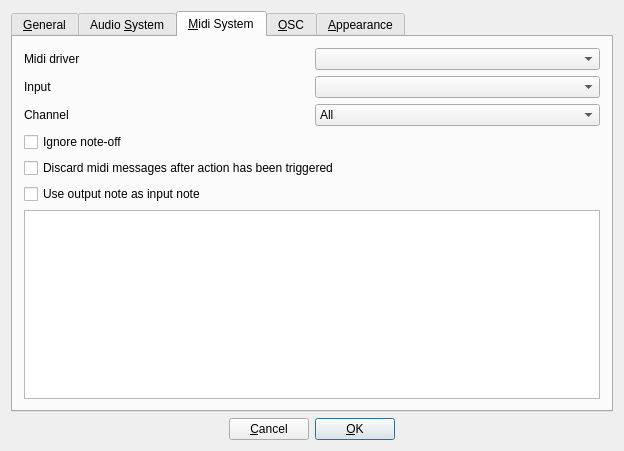
The window that src/gui/src/UI/PreferencesDialog_UI.ui (hydrogen-music/hydrogen) describes before a commit, drawn with Qt 5.
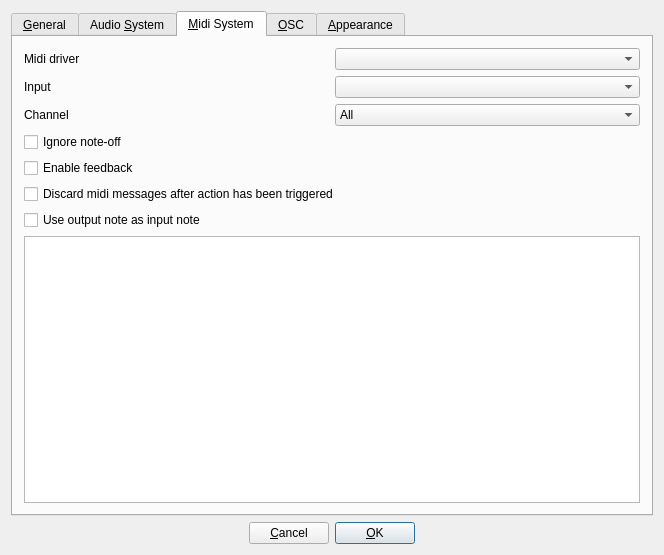
The same window after the commit. The open tabs and pages were chosen to show the change. Custom widgets are drawn as their Qt base class.

Commit message: Add possibility to enable midi feedback to preferences

```diff
--- a/src/gui/src/UI/PreferencesDialog_UI.ui
+++ b/src/gui/src/UI/PreferencesDialog_UI.ui
@@ -6,8 +6,8 @@
    <rect>
     <x>0</x>
     <y>0</y>
-    <width>624</width>
-    <height>451</height>
+    <width>664</width>
+    <height>555</height>
    </rect>
   </property>
   <property name="windowTitle">
@@ -687,6 +687,13 @@
            </item>
           </layout>
          </item>
+         <item>
+          <widget class="QCheckBox" name="m_pEnableMidiFeedbackCheckBox">
+           <property name="text">
+            <string>Enable feedback</string>
+           </property>
+          </widget>
+         </item>
          <item>
           <widget class="QCheckBox" name="m_pDiscardMidiMsgCheckbox">
            <property name="text">
```
The commit also changes 3 other files.
